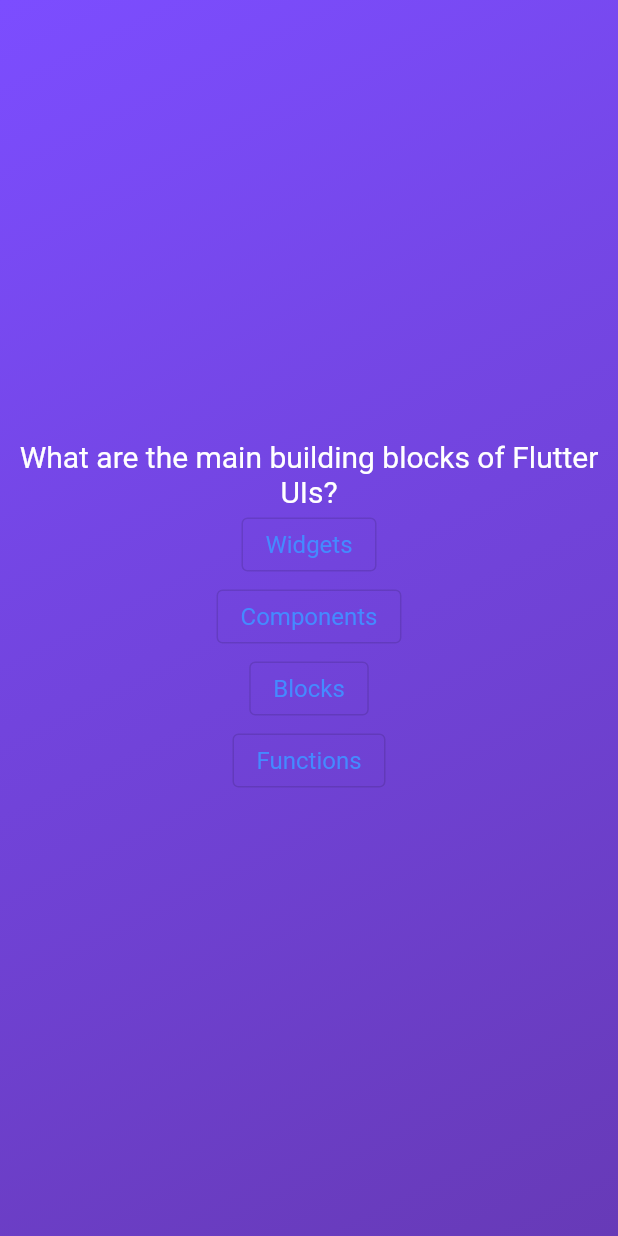
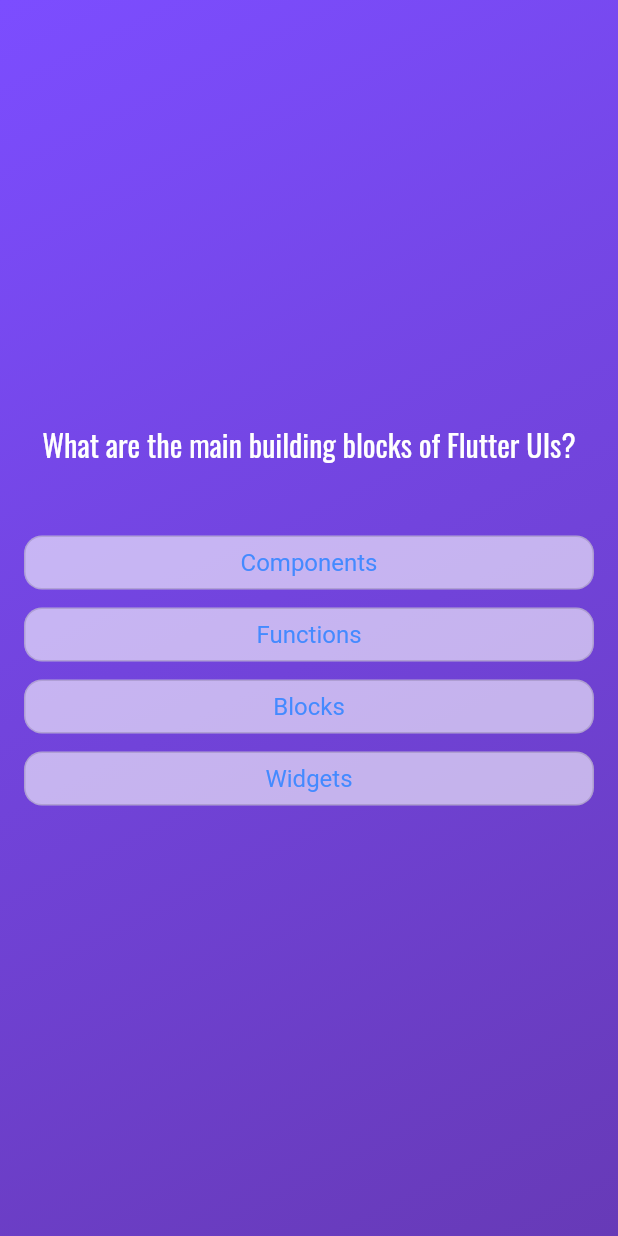
Before and after one commit to ammarelriyali/Quiz-App, a Flutter app: the screen it shows after launch, after a tap on "Start Quiz", on a phone screen of 412 x 824 dp. Run offline on Flutter 3.47's test engine with Material 2 defaults, Android fonts, the phone set to English and light mode, and no system bars; our stand-ins replace google_fonts.

```diff
--- a/lib/Quiz.dart
+++ b/lib/Quiz.dart
@@ -14,10 +14,10 @@ class Quiz extends StatefulWidget {
 
 class _Quiz extends State<Quiz> {
   var currentScreen = "Enter Screen";
+  List<String> answers=[];
 
   @override
   Widget build(BuildContext context) {
-    print("object--------------");
     return MaterialApp(
         home: Scaffold(
             body: Container(
@@ -35,16 +35,17 @@ class _Quiz extends State<Quiz> {
                   });
                 })
               : ((currentScreen == "Quizzes Screen")
-                  ? QuizzesScreen(switchScreen: () {
+                  ? QuizzesScreen(switchScreen: (List<String> arr) {
                       setState(() {
                         currentScreen = "Result Screen";
+                        answers=arr;
                       });
                     })
                   : ResultScreen(switchScreen: () {
                       setState(() {
                         currentScreen = "Enter Screen";
                       });
-                    }))),
+                    },answers:answers))),
     )));
   }
 }
--- a/lib/QuizzesScreen.dart
+++ b/lib/QuizzesScreen.dart
@@ -1,28 +1,27 @@
-import 'package:flutter/cupertino.dart';
 import 'package:flutter/material.dart';
 import 'package:task_app/Utilities/questions.dart';
-
+import 'package:google_fonts/google_fonts.dart';
 class QuizzesScreen extends StatefulWidget {
   const QuizzesScreen({super.key, required this.switchScreen});
 
-  final void Function() switchScreen;
+  final void Function(List<String> arr) switchScreen;
 
   @override
   State<QuizzesScreen> createState() {
-    return _QuizzesScreen(switchScreen);
+    return _QuizzesScreen();
   }
 }
 
 class _QuizzesScreen extends State<QuizzesScreen> {
-  _QuizzesScreen(this.switchScreen);
 
-  final void Function() switchScreen;
+
 
   var index = 0;
-
-  void pickAnswer() {
+  final List<String> arr=[];
+  void pickAnswer(String i) {
+    arr.add(i);
     if (index == questions.length - 1) {
-      switchScreen();
+      widget.switchScreen(arr);
     } else {
       setState(() {
         index++;
@@ -32,15 +31,24 @@ class _QuizzesScreen extends State<QuizzesScreen> {
 
   @override
   Widget build(BuildContext context) {
-    return Column(mainAxisAlignment: MainAxisAlignment.center, children: [
-      Text(questions[index].question,
-          style: const TextStyle(fontSize: 20, color: Colors.white),
-          textAlign: TextAlign.center),
-      AnswersButton(title: questions[index].answers[0], pickAnswer: pickAnswer),
-      AnswersButton(title: questions[index].answers[1], pickAnswer: pickAnswer),
-      AnswersButton(title: questions[index].answers[2], pickAnswer: pickAnswer),
-      AnswersButton(title: questions[index].answers[3], pickAnswer: pickAnswer)
-    ]);
+    List<String> shuffledAnswers=questions[index].shuffledAnswers;
+    return SizedBox(
+      child: Container(
+        margin: const EdgeInsets.all(16),
+        child: Column(mainAxisAlignment: MainAxisAlignment.center,
+            crossAxisAlignment: CrossAxisAlignment.stretch,
+            children: [
+          Text(questions[index].question,
+              style:  GoogleFonts.oswald(fontSize: 20, color: Colors.white ),
+              textAlign: TextAlign.center),
+          const SizedBox(height: 40,),
+          AnswersButton(title: shuffledAnswers[0], pickAnswer: pickAnswer),
+          AnswersButton(title: shuffledAnswers[1], pickAnswer: pickAnswer),
+          AnswersButton(title: shuffledAnswers[2], pickAnswer: pickAnswer),
+          AnswersButton(title: shuffledAnswers[3], pickAnswer: pickAnswer)
+        ]),
+      ),
+    );
   }
 }
 
@@ -49,17 +57,19 @@ class AnswersButton extends StatelessWidget {
       {super.key, required this.title, required this.pickAnswer});
 
   final String title;
-  final void Function() pickAnswer;
+  final void Function(String i) pickAnswer;
 
   @override
   Widget build(BuildContext context) {
     return OutlinedButton(
         onPressed: () {
-          pickAnswer();
+          pickAnswer(title);
         },
-        style: OutlinedButton.styleFrom(
+        style: OutlinedButton.styleFrom(padding: EdgeInsets.all(8),
             foregroundColor: Colors.blueAccent,
+            backgroundColor: Colors.white60,
+            shape: RoundedRectangleBorder(borderRadius: BorderRadius.circular(12)),
             textStyle: const TextStyle(fontSize: 16, color: Colors.white)),
-        child: Text(title));
+        child: Text(title,textAlign: TextAlign.center,));
   }
 }
--- a/lib/Utilities/questions.dart
+++ b/lib/Utilities/questions.dart
@@ -1,7 +1,7 @@
 import 'package:task_app/model/quiz_model.dart';
 
-const questions = [
-  QuizQuestion(
+ List<QuizQuestion > questions = [
+   QuizQuestion(
     'What are the main building blocks of Flutter UIs?',
     [
       'Widgets',
--- a/lib/model/quiz_model.dart
+++ b/lib/model/quiz_model.dart
@@ -1,5 +1,10 @@
 class QuizQuestion{
- const QuizQuestion(this.question,this.answers) ;
- final String question ;
- final List<String> answers;
+  QuizQuestion(this.question,this.answers) ;
+ String question ;
+  List<String> answers;
+  List<String> get shuffledAnswers {
+    final shuffledList = List.of(answers);
+    shuffledList.shuffle();
+    return shuffledList;
+  }
 }
--- a/pubspec.yaml
+++ b/pubspec.yaml
@@ -35,6 +35,7 @@ dependencies:
   # The following adds the Cupertino Icons font to your application.
   # Use with the CupertinoIcons class for iOS style icons.
   cupertino_icons: ^1.0.2
+  google_fonts: ^4.0.4
 
 dev_dependencies:
   flutter_test:
```
Also changed, not shown: lib/questions_summary/question_identifier.dart (added, +35 -0 lines), lib/questions_summary/summary_item.dart (added, +58 -0 lines), lib/questions_summary/summary_result.dart (added, +21 -0 lines), lib/result_screen.dart (+55 -5 lines), pubspec.lock, 10 other files.
